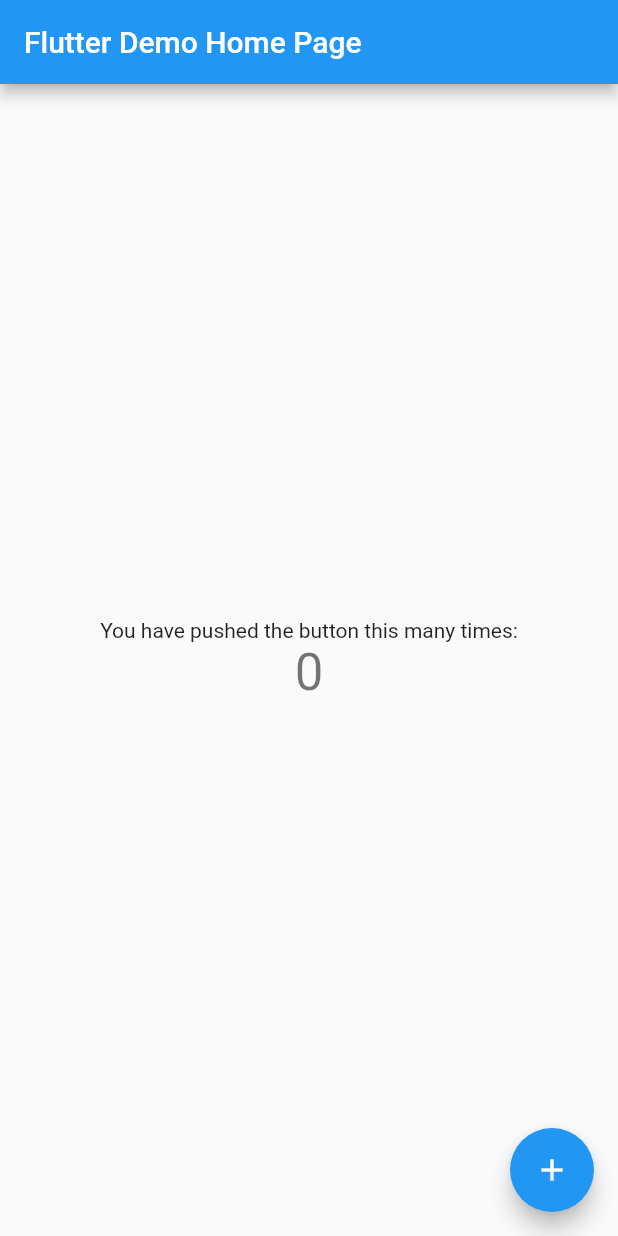
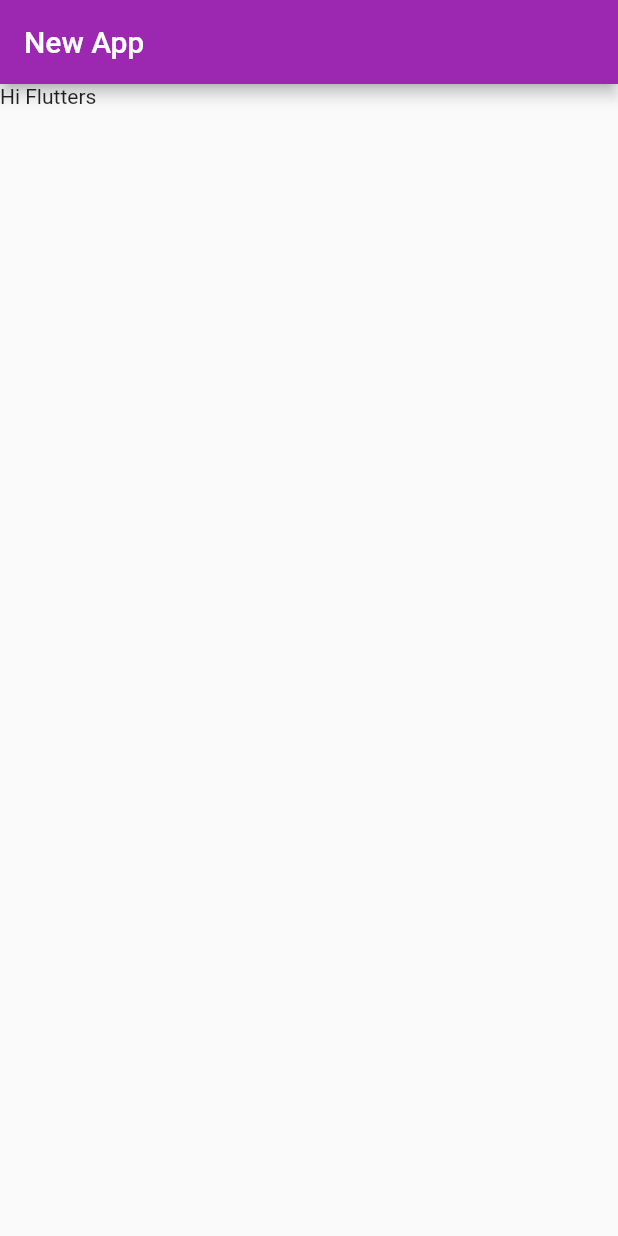
Before and after one commit to maqboolayaz/flutter_handson, a Flutter app: the screen it shows after launch, on a phone screen of 412 x 824 dp. Run offline on Flutter 3.47's test engine with Material 2 defaults, Android fonts, the phone set to English and light mode, and no system bars.

Commit message:
home page added

```diff
--- a/app_azy/lib/main.dart
+++ b/app_azy/lib/main.dart
@@ -1,117 +1,24 @@
 import 'package:flutter/material.dart';
 
-void main() {
-  runApp(MyApp());
+
+void main(){
+  runApp(MaterialApp(
+    home: HomePage(),
+    theme: ThemeData(
+      primarySwatch: Colors.purple
+     ),
+  ));
 }
 
-class MyApp extends StatelessWidget {
-  // This widget is the root of your application.
+class HomePage extends StatelessWidget {
   @override
   Widget build(BuildContext context) {
-    return MaterialApp(
-      title: 'Flutter Demo',
-      theme: ThemeData(
-        // This is the theme of your application.
-        //
-        // Try running your application with "flutter run". You'll see the
-        // application has a blue toolbar. Then, without quitting the app, try
-        // changing the primarySwatch below to Colors.green and then invoke
-        // "hot reload" (press "r" in the console where you ran "flutter run",
-        // or simply save your changes to "hot reload" in a Flutter IDE).
-        // Notice that the counter didn't reset back to zero; the application
-        // is not restarted.
-        primarySwatch: Colors.blue,
-        // This makes the visual density adapt to the platform that you run
-        // the app on. For desktop platforms, the controls will be smaller and
-        // closer together (more dense) than on mobile platforms.
-        visualDensity: VisualDensity.adaptivePlatformDensity,
-      ),
-      home: MyHomePage(title: 'Flutter Demo Home Page'),
+    return Scaffold(
+      appBar: AppBar(
+        title: Text("New App")),
+      body: Container(
+          child: Text("Hi Flutters"),
+      )
     );
   }
 }
-
-class MyHomePage extends StatefulWidget {
-  MyHomePage({Key key, this.title}) : super(key: key);
-
-  // This widget is the home page of your application. It is stateful, meaning
-  // that it has a State object (defined below) that contains fields that affect
-  // how it looks.
-
-  // This class is the configuration for the state. It holds the values (in this
-  // case the title) provided by the parent (in this case the App widget) and
-  // used by the build method of the State. Fields in a Widget subclass are
-  // always marked "final".
-
-  final String title;
-
-  @override
-  _MyHomePageState createState() => _MyHomePageState();
-}
-
-class _MyHomePageState extends State<MyHomePage> {
-  int _counter = 0;
-
-  void _incrementCounter() {
-    setState(() {
-      // This call to setState tells the Flutter framework that something has
-      // changed in this State, which causes it to rerun the build method below
-      // so that the display can reflect the updated values. If we changed
-      // _counter without calling setState(), then the build method would not be
-      // called again, and so nothing would appear to happen.
-      _counter++;
-    });
-  }
-
-  @override
-  Widget build(BuildContext context) {
-    // This method is rerun every time setState is called, for instance as done
-    // by the _incrementCounter method above.
-    //
-    // The Flutter framework has been optimized to make rerunning build methods
-    // fast, so that you can just rebuild anything that needs updating rather
-    // than having to individually change instances of widgets.
-    return Scaffold(
-      appBar: AppBar(
-        // Here we take the value from the MyHomePage object that was created by
-        // the App.build method, and use it to set our appbar title.
-        title: Text(widget.title),
-      ),
-      body: Center(
-        // Center is a layout widget. It takes a single child and positions it
-        // in the middle of the parent.
-        child: Column(
-          // Column is also a layout widget. It takes a list of children and
-          // arranges them vertically. By default, it sizes itself to fit its
-          // children horizontally, and tries to be as tall as its parent.
-          //
-          // Invoke "debug painting" (press "p" in the console, choose the
-          // "Toggle Debug Paint" action from the Flutter Inspector in Android
-          // Studio, or the "Toggle Debug Paint" command in Visual Studio Code)
-          // to see the wireframe for each widget.
-          //
-          // Column has various properties to control how it sizes itself and
-          // how it positions its children. Here we use mainAxisAlignment to
-          // center the children vertically; the main axis here is the vertical
-          // axis because Columns are vertical (the cross axis would be
-          // horizontal).
-          mainAxisAlignment: MainAxisAlignment.center,
-          children: <Widget>[
-            Text(
-              'You have pushed the button this many times:',
-            ),
-            Text(
-              '$_counter',
-              style: Theme.of(context).textTheme.headline4,
-            ),
-          ],
-        ),
-      ),
-      floatingActionButton: FloatingActionButton(
-        onPressed: _incrementCounter,
-        tooltip: 'Increment',
-        child: Icon(Icons.add),
-      ), // This trailing comma makes auto-formatting nicer for build methods.
-    );
-  }
-}
```
